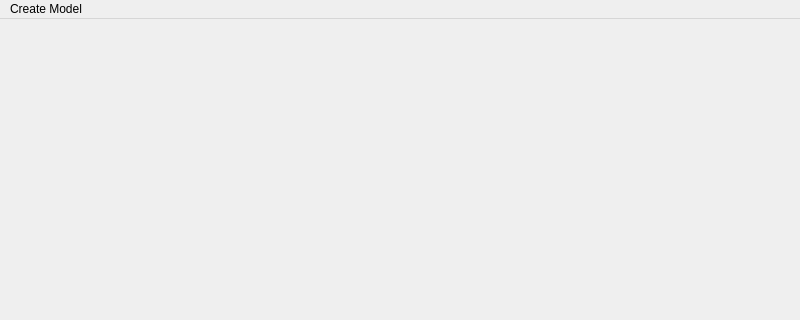
The window that mainwindow.ui (ArashMassoudieh/DryWellScriptGenerator) describes before a commit, drawn with Qt 5; both pictures show x 0 to 800 and y 0 to 320 of the 800 by 600 pixel window.
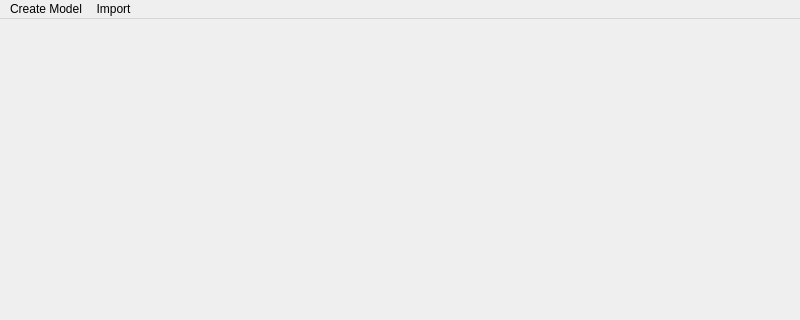
The same window after the commit.

```diff
--- a/mainwindow.ui
+++ b/mainwindow.ui
@@ -20,7 +20,7 @@
      <x>0</x>
      <y>0</y>
      <width>800</width>
-     <height>21</height>
+     <height>22</height>
     </rect>
    </property>
    <widget class="QMenu" name="menuCreate_Model">
@@ -30,7 +30,14 @@
     <addaction name="actionDrwWell"/>
     <addaction name="actionBioswale"/>
    </widget>
+   <widget class="QMenu" name="menuImport">
+    <property name="title">
+     <string>Import</string>
+    </property>
+    <addaction name="actionImport_Moisture_Data"/>
+   </widget>
    <addaction name="menuCreate_Model"/>
+   <addaction name="menuImport"/>
   </widget>
   <widget class="QStatusBar" name="statusbar"/>
   <action name="actionDrwWell">
```
Left out of the diff: 5 changed lines with no effect on the pictures.
